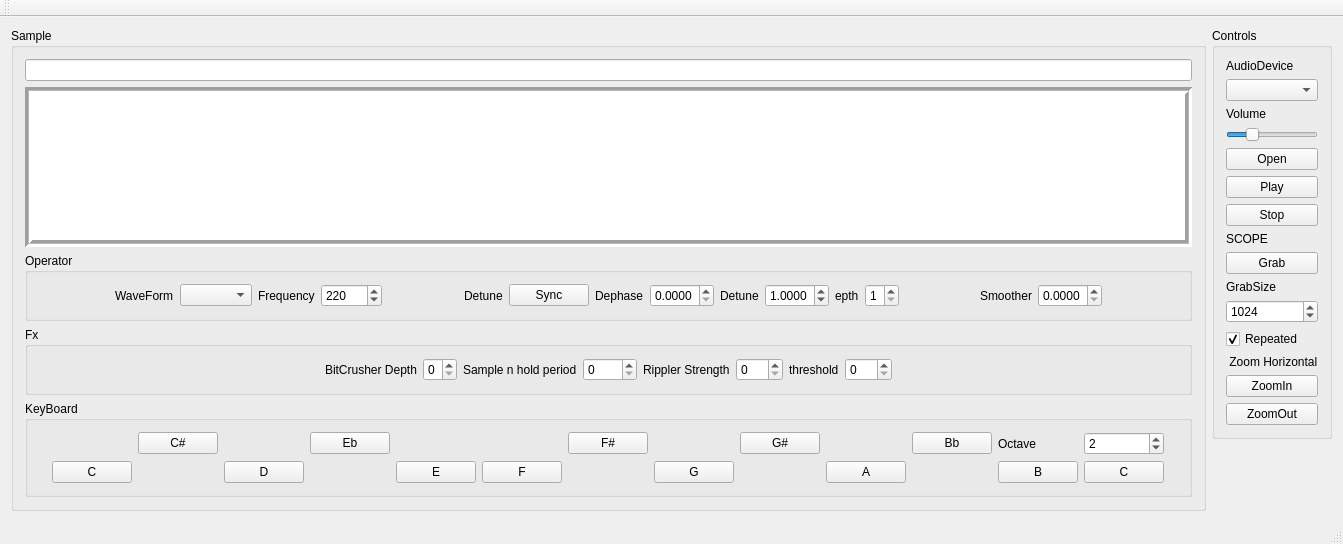
Old version of the form Synth6/mainwindow.ui in the repository djeemie2000/SynthPlayground.
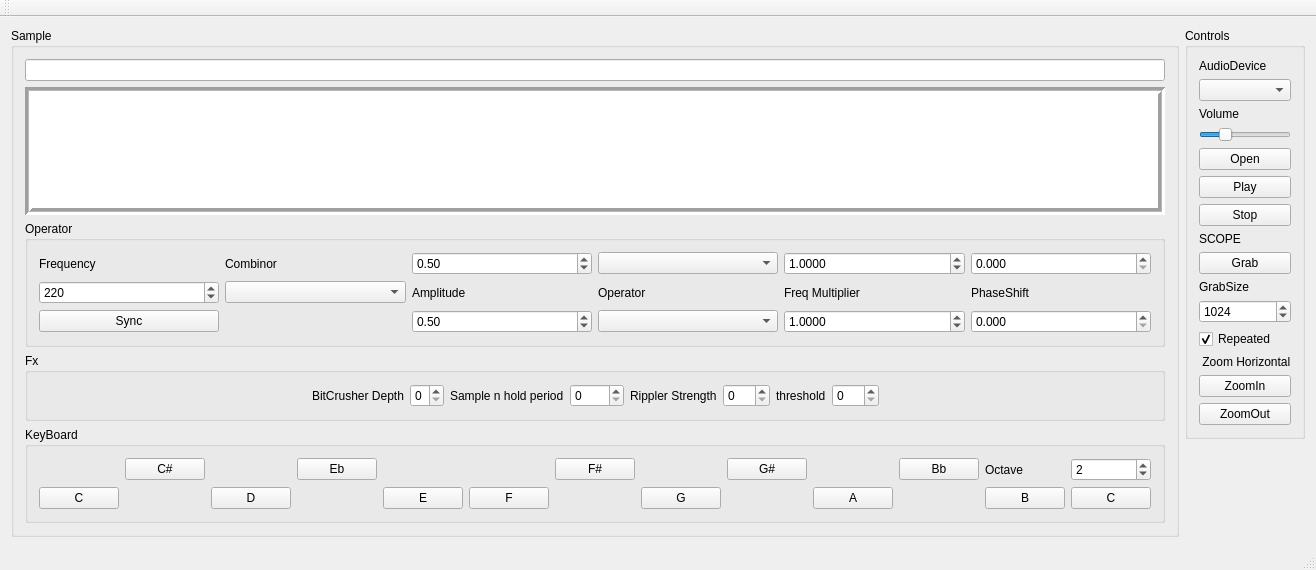
New version of the form.

Commit message: Oscillator stage consisting of 2 oscillators and a combinor

```diff
--- a/Synth6/mainwindow.ui
+++ b/Synth6/mainwindow.ui
@@ -6,8 +6,8 @@
    <rect>
     <x>0</x>
     <y>0</y>
-    <width>1343</width>
-    <height>544</height>
+    <width>1227</width>
+    <height>570</height>
    </rect>
   </property>
   <property name="windowTitle">
@@ -72,38 +72,18 @@
          <property name="title">
           <string>Operator</string>
          </property>
-         <layout class="QHBoxLayout" name="horizontalLayout_2">
-          <item>
-           <spacer name="horizontalSpacer">
-            <property name="orientation">
-             <enum>Qt::Horizontal</enum>
-            </property>
-            <property name="sizeHint" stdset="0">
-             <size>
-              <width>40</width>
-              <height>20</height>
-             </size>
-            </property>
-           </spacer>
-          </item>
-          <item>
-           <widget class="QLabel" name="label_10">
-            <property name="text">
-             <string>WaveForm</string>
-            </property>
-           </widget>
-          </item>
-          <item>
-           <widget class="QComboBox" name="comboBox_WaveForm"/>
-          </item>
-          <item>
+         <layout class="QGridLayout" name="gridLayout">
+          <item row="1" column="1">
            <widget class="QLabel" name="label_9">
             <property name="text">
              <string>Frequency</string>
             </property>
            </widget>
           </item>
-          <item>
+          <item row="6" column="6">
+           <widget class="QComboBox" name="comboBox_2_Operator"/>
+          </item>
+          <item row="3" column="1">
            <widget class="QDoubleSpinBox" name="doubleSpinBox_Frequency">
             <property name="decimals">
              <number>0</number>
@@ -116,139 +96,138 @@
             </property>
            </widget>
           </item>
-          <item>
-           <spacer name="horizontalSpacer_14">
-            <property name="orientation">
-             <enum>Qt::Horizontal</enum>
+          <item row="3" column="5">
+           <widget class="QLabel" name="label">
+            <property name="text">
+             <string>Amplitude</string>
             </property>
-            <property name="sizeHint" stdset="0">
-             <size>
-              <width>40</width>
-              <height>20</height>
-             </size>
+           </widget>
+          </item>
+          <item row="1" column="5">
+           <widget class="QDoubleSpinBox" name="doubleSpinBox_1_Amplitude">
+            <property name="maximum">
+             <double>1.000000000000000</double>
             </property>
-           </spacer>
+            <property name="singleStep">
+             <double>0.010000000000000</double>
+            </property>
+            <property name="value">
+             <double>0.500000000000000</double>
+            </property>
+           </widget>
           </item>
-          <item>
+          <item row="3" column="3">
+           <widget class="QComboBox" name="comboBox_Combinor"/>
+          </item>
+          <item row="6" column="7">
+           <widget class="QDoubleSpinBox" name="doubleSpinBox_2_Frequency">
+            <property name="decimals">
+             <number>4</number>
+            </property>
+            <property name="maximum">
+             <double>32.000000000000000</double>
+            </property>
+            <property name="singleStep">
+             <double>0.001000000000000</double>
+            </property>
+            <property name="value">
+             <double>1.000000000000000</double>
+            </property>
+           </widget>
+          </item>
+          <item row="3" column="6">
+           <widget class="QLabel" name="label_2">
+            <property name="text">
+             <string>Operator</string>
+            </property>
+           </widget>
+          </item>
+          <item row="6" column="8">
+           <widget class="QDoubleSpinBox" name="doubleSpinBox_2_PhaseShift">
+            <property name="decimals">
+             <number>3</number>
+            </property>
+            <property name="maximum">
+             <double>1.000000000000000</double>
+            </property>
+            <property name="singleStep">
+             <double>0.001000000000000</double>
+            </property>
+           </widget>
+          </item>
+          <item row="3" column="8">
+           <widget class="QLabel" name="label_11">
+            <property name="text">
+             <string>PhaseShift</string>
+            </property>
+           </widget>
+          </item>
+          <item row="6" column="5">
+           <widget class="QDoubleSpinBox" name="doubleSpinBox_2_Amplitude">
+            <property name="maximum">
+             <double>1.000000000000000</double>
+            </property>
+            <property name="singleStep">
+             <double>0.010000000000000</double>
+            </property>
+            <property name="value">
+             <double>0.500000000000000</double>
+            </property>
+           </widget>
+          </item>
+          <item row="1" column="8">
+           <widget class="QDoubleSpinBox" name="doubleSpinBox_1_PhaseShift">
+            <property name="decimals">
+             <number>3</number>
+            </property>
+            <property name="maximum">
+             <double>1.000000000000000</double>
+            </property>
+            <property name="singleStep">
+             <double>0.001000000000000</double>
+            </property>
+           </widget>
+          </item>
+          <item row="1" column="7">
+           <widget class="QDoubleSpinBox" name="doubleSpinBox_1_Frequency">
+            <property name="decimals">
+             <number>4</number>
+            </property>
+            <property name="maximum">
+             <double>32.000000000000000</double>
+            </property>
+            <property name="singleStep">
+             <double>0.001000000000000</double>
+            </property>
+            <property name="value">
+             <double>1.000000000000000</double>
+            </property>
+           </widget>
+          </item>
+          <item row="1" column="6">
+           <widget class="QComboBox" name="comboBox_1_Operator"/>
+          </item>
+          <item row="3" column="7">
            <widget class="QLabel" name="label_6">
             <property name="text">
-             <string>Detune</string>
+             <string>Freq Multiplier</string>
             </property>
            </widget>
           </item>
-          <item>
+          <item row="6" column="1">
            <widget class="QPushButton" name="pushButton_DetuneSync">
             <property name="text">
              <string>Sync</string>
             </property>
            </widget>
           </item>
-          <item>
-           <widget class="QLabel" name="label">
+          <item row="1" column="3">
+           <widget class="QLabel" name="label_10">
             <property name="text">
-             <string>Dephase</string>
+             <string>Combinor</string>
             </property>
            </widget>
           </item>
-          <item>
-           <widget class="QDoubleSpinBox" name="doubleSpinBox_Dephase">
-            <property name="decimals">
-             <number>4</number>
-            </property>
-            <property name="maximum">
-             <double>1.000000000000000</double>
-            </property>
-            <property name="singleStep">
-             <double>0.000100000000000</double>
-            </property>
-           </widget>
-          </item>
-          <item>
-           <widget class="QLabel" name="label_11">
-            <property name="text">
-             <string>Detune</string>
-            </property>
-           </widget>
-          </item>
-          <item>
-           <widget class="QDoubleSpinBox" name="doubleSpinBox_Detune">
-            <property name="decimals">
-             <number>4</number>
-            </property>
-            <property name="maximum">
-             <double>2.000000000000000</double>
-            </property>
-            <property name="singleStep">
-             <double>0.001000000000000</double>
-            </property>
-            <property name="value">
-             <double>1.000000000000000</double>
-            </property>
-           </widget>
-          </item>
-          <item>
-           <widget class="QLabel" name="label_2">
-            <property name="text">
-             <string>epth</string>
-            </property>
-           </widget>
-          </item>
-          <item>
-           <widget class="QSpinBox" name="spinBox_DetuneDepth">
-            <property name="minimum">
-             <number>1</number>
-            </property>
-            <property name="maximum">
-             <number>8</number>
-            </property>
-           </widget>
-          </item>
-          <item>
-           <spacer name="horizontalSpacer_13">
-            <property name="orientation">
-             <enum>Qt::Horizontal</enum>
-            </property>
-            <property name="sizeHint" stdset="0">
-             <size>
-              <width>40</width>
-              <height>20</height>
-             </size>
-            </property>
-           </spacer>
-          </item>
-          <item>
-           <widget class="QLabel" name="label_15">
-            <property name="text">
-             <string>Smoother</string>
-            </property>
-           </widget>
-          </item>
-          <item>
-           <widget class="QDoubleSpinBox" name="doubleSpinBox_SmootherFactor">
-            <property name="decimals">
-             <number>4</number>
-            </property>
-            <property name="maximum">
-             <double>1.000000000000000</double>
-            </property>
-            <property name="singleStep">
-             <double>0.000100000000000</double>
-            </property>
-           </widget>
-          </item>
-          <item>
-           <spacer name="horizontalSpacer_2">
-            <property name="orientation">
-             <enum>Qt::Horizontal</enum>
-            </property>
-            <property name="sizeHint" stdset="0">
-             <size>
-              <width>40</width>
-              <height>20</height>
-             </size>
-            </property>
-           </spacer>
-          </item>
          </layout>
         </widget>
        </item>
```
Left out of the diff: 2 changed lines with no effect on the pictures. The commit also changes 10 other files.
